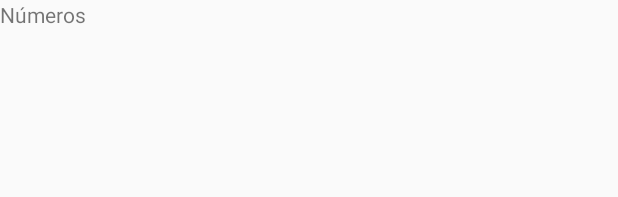
After one commit to Daniel-Penelva/projeto-android-app34-AprendaIngles, an Android app: the layout fragment_numeros.xml on its own in the app's theme, with its tools: preview values and no code run, on a phone screen of 412 x 824 dp. The commit adds this screen. Shown: the top 197 px of the screen. Run offline under Robolectric (Android 15) with nearby library versions, the phone set to English and light mode, and no system bars.

Commit message:
Implementando as abas Bichos, Números e Vogais no MainActivity e criando seus respectivos fragments

```diff
--- a/app/build.gradle
+++ b/app/build.gradle
@@ -23,6 +23,7 @@ dependencies {
     implementation fileTree(dir: 'libs', include: ['*.jar'])
     implementation 'androidx.appcompat:appcompat:1.0.2'
     implementation 'androidx.constraintlayout:constraintlayout:1.1.3'
+    implementation 'androidx.legacy:legacy-support-v4:1.0.0'
     testImplementation 'junit:junit:4.12'
     androidTestImplementation 'androidx.test.ext:junit:1.1.1'
     androidTestImplementation 'androidx.test.espresso:espresso-core:3.2.0'
--- /dev/null
+++ b/app/src/main/res/layout/fragment_numeros.xml
@@ -0,0 +1,14 @@
+<?xml version="1.0" encoding="utf-8"?>
+<FrameLayout xmlns:android="http://schemas.android.com/apk/res/android"
+    xmlns:tools="http://schemas.android.com/tools"
+    android:layout_width="match_parent"
+    android:layout_height="match_parent"
+    tools:context=".Fragments.NumerosFragment">
+
+    <!-- TODO: Update blank fragment layout -->
+    <TextView
+        android:layout_width="match_parent"
+        android:layout_height="match_parent"
+        android:text="Números" />
+
+</FrameLayout>
--- a/app/src/main/res/values/colors.xml
+++ b/app/src/main/res/values/colors.xml
@@ -1,6 +1,6 @@
 <?xml version="1.0" encoding="utf-8"?>
 <resources>
-    <color name="colorPrimary">#008577</color>
-    <color name="colorPrimaryDark">#00574B</color>
-    <color name="colorAccent">#D81B60</color>
+    <color name="colorPrimary">#795548</color>
+    <color name="colorPrimaryDark">#5d4037</color>
+    <color name="colorAccent">#a06451</color>
 </resources>
--- a/app/src/main/res/values/strings.xml
+++ b/app/src/main/res/values/strings.xml
@@ -1,3 +1,6 @@
 <resources>
     <string name="app_name">Aprenda Ingles</string>
+
+    <!-- TODO: Remove or change this placeholder text -->
+    <string name="hello_blank_fragment">Hello blank fragment</string>
 </resources>
```
Also changed, not shown: app/src/main/java/com/example/aprendaingles/Fragments/BichosFragment.java (added, +32 -0 lines), app/src/main/java/com/example/aprendaingles/Fragments/NumerosFragment.java (added, +32 -0 lines), app/src/main/java/com/example/aprendaingles/Fragments/VogaisFragment.java (added, +32 -0 lines), app/src/main/java/com/example/aprendaingles/MainActivity.java (+45 -0 lines), app/src/main/res/layout/fragment_bichos.xml (added, +14 -0 lines), app/src/main/res/layout/fragment_vogais.xml (added, +14 -0 lines).
